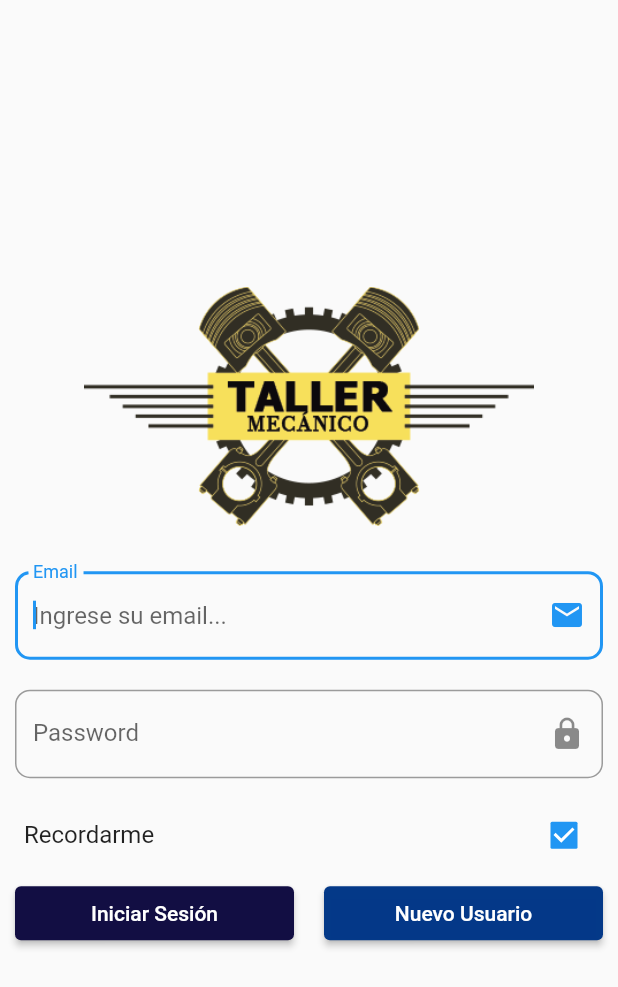
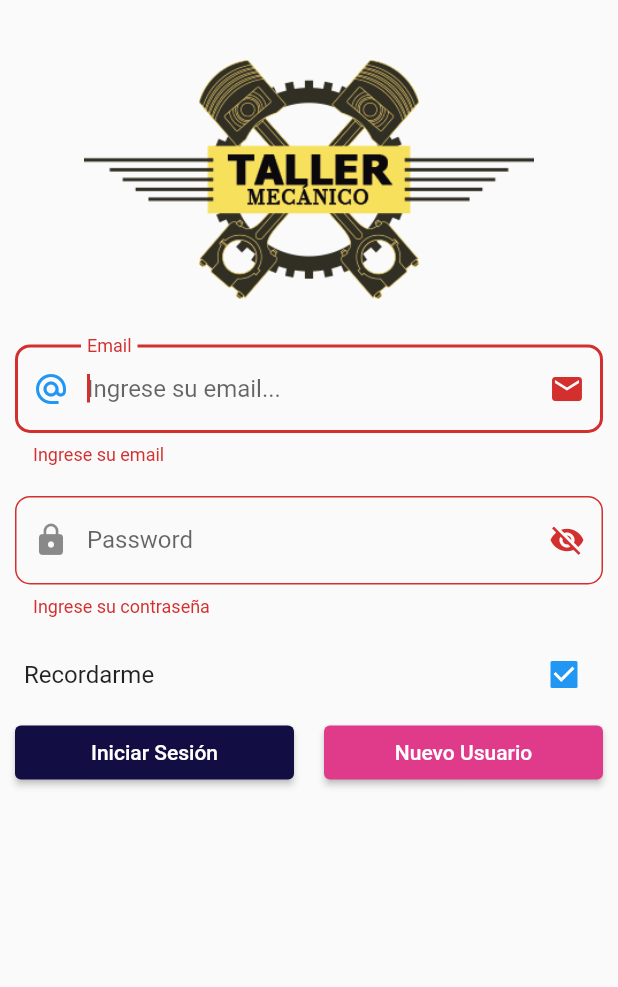
Before and after one commit to dagsis/whicles, a Flutter app: the screen it shows after launch, after a tap on "Iniciar Sesión", on a phone screen of 412 x 824 dp. Shown: the top 987 px of the screen. Run offline on Flutter 3.47's test engine with Material 2 defaults, Android fonts, the phone set to English and light mode, and no system bars; our stand-ins replace email_validator.

Commit message:
login http

```diff
--- /dev/null
+++ b/lib/helpers/constans.dart
@@ -0,0 +1,3 @@
+class Constans {
+  static String get apiUrl => 'http://identity.dagsis31.com.ar/';
+}
--- /dev/null
+++ b/lib/models/response.dart
@@ -0,0 +1,15 @@
+class Response {
+  List<Null> errors = [];
+
+  Response({required this.errors});
+
+  Response.fromJson(Map<String, dynamic> json) {
+    errors.add(json['errors']);
+  }
+
+  Map<String, dynamic> toJson() {
+    final Map<String, dynamic> data = new Map<String, dynamic>();
+    data['errors'] = this.errors;
+    return data;
+  }
+}
--- /dev/null
+++ b/lib/models/user.dart
@@ -0,0 +1,38 @@
+import 'package:vehicles_app/models/response.dart';
+
+class Token {
+  Response response = Response(errors: []);
+  String token = '';
+  String userId = '';
+  String userName = '';
+  String name = '';
+  List<String> roles = [];
+
+  Token(
+      {required this.response,
+      required this.token,
+      required this.userId,
+      required this.userName,
+      required this.name,
+      required this.roles});
+
+  Token.fromJson(Map<String, dynamic> json) {
+    //   response = json['response'];
+    token = json['token'];
+    userId = json['userId'];
+    userName = json['userName'];
+    name = json['name'];
+    roles = json['roles'].cast<String>();
+  }
+
+  Map<String, dynamic> toJson() {
+    final Map<String, dynamic> data = new Map<String, dynamic>();
+    data['response'] = this.response.toJson();
+    data['token'] = token;
+    data['userId'] = userId;
+    data['userName'] = userName;
+    data['name'] = name;
+    data['roles'] = roles;
+    return data;
+  }
+}
--- a/lib/screens/login_page.dart
+++ b/lib/screens/login_page.dart
@@ -1,4 +1,11 @@
+import 'dart:convert';
+import 'package:email_validator/email_validator.dart';
 import 'package:flutter/material.dart';
+import 'package:vehicles_app/components/loader_component.dart';
+import 'package:vehicles_app/helpers/constans.dart';
+
+import 'package:http/http.dart' as http;
+import 'package:vehicles_app/models/user.dart';
 
 class LoginPage extends StatefulWidget {
   const LoginPage({Key? key}) : super(key: key);
@@ -9,30 +16,52 @@ class LoginPage extends StatefulWidget {
 
 class _LoginPageState extends State<LoginPage> {
   String _email = '';
+  String _emailError = '';
+  bool _emailShowError = false;
+
   String _password = '';
+  String _passwordError = '';
+  bool _passwordShowError = false;
+
   bool _rememberme = true;
+  bool _viewPassword = false;
+
+  bool _showLoader = false;
 
   @override
   Widget build(BuildContext context) {
     return Scaffold(
-      body: Center(
+      //  backgroundColor: Color(0xFFFFEB3B),
+      body: Stack(
+        children: <Widget>[
+          SingleChildScrollView(
             child: Column(
               mainAxisAlignment: MainAxisAlignment.center,
               children: <Widget>[
-          _showLog(),
+                SizedBox(
+                  height: 40,
+                ),
+                _showLogo(),
                 SizedBox(
                   height: 20,
                 ),
                 _showEmail(),
                 _showPassword(),
                 _showRememberme(),
-          _showButton(),
+                //  _showForgotPassword(),
+                _showButtons(),
               ],
-      )),
+            ),
+          ),
+          _showLoader
+              ? LoaderComponent(text: 'Por favor espere...')
+              : Container(),
+        ],
+      ),
     );
   }
 
-  Widget _showLog() {
+  Widget _showLogo() {
     return Image(
       image: AssetImage('assets/vehicles_logo.png'),
       width: 300,
@@ -48,6 +77,8 @@ class _LoginPageState extends State<LoginPage> {
         decoration: InputDecoration(
             hintText: 'Ingrese su email...',
             labelText: 'Email',
+            errorText: _emailShowError ? _emailError : null,
+            prefixIcon: Icon(Icons.alternate_email),
             border: OutlineInputBorder(borderRadius: BorderRadius.circular(10)),
             suffixIcon: Icon(Icons.email)),
         onChanged: (value) {
@@ -61,12 +92,24 @@ class _LoginPageState extends State<LoginPage> {
     return Container(
       padding: EdgeInsets.all(10),
       child: TextField(
-        obscureText: true,
+        obscureText: !_viewPassword,
         decoration: InputDecoration(
           hintText: 'Ingrese su password...',
           labelText: 'Password',
+          prefixIcon: Icon(Icons.lock),
+          errorText: _passwordShowError ? _passwordError : null,
           border: OutlineInputBorder(borderRadius: BorderRadius.circular(10)),
-            suffixIcon: Icon(Icons.lock)),
+          suffixIcon: IconButton(
+            icon: _viewPassword
+                ? Icon(Icons.visibility)
+                : Icon(Icons.visibility_off),
+            onPressed: () {
+              setState(() {
+                _viewPassword = !_viewPassword;
+              });
+            },
+          ),
+        ),
         onChanged: (value) {
           _password = value;
         },
@@ -85,7 +128,7 @@ class _LoginPageState extends State<LoginPage> {
         });
   }
 
-  Widget _showButton() {
+  Widget _showButtons() {
     return Container(
       margin: EdgeInsets.only(left: 10, right: 10),
       child: Row(
@@ -93,12 +136,14 @@ class _LoginPageState extends State<LoginPage> {
         children: <Widget>[
           Expanded(
             child: ElevatedButton(
-              onPressed: () {},
+              onPressed: () {
+                _login();
+              },
               child: Text('Iniciar Sesión'),
               style: ButtonStyle(
                 backgroundColor: MaterialStateProperty.resolveWith<Color>(
                     (Set<MaterialState> states) {
-                  return Color(0xFF120e43);
+                  return Color(0xFF120E43);
                 }),
               ),
             ),
@@ -113,7 +158,7 @@ class _LoginPageState extends State<LoginPage> {
               style: ButtonStyle(
                 backgroundColor: MaterialStateProperty.resolveWith<Color>(
                     (Set<MaterialState> states) {
-                  return Color(0xFFE033888);
+                  return Color(0xFFE03B8B);
                 }),
               ),
             ),
@@ -122,4 +167,80 @@ class _LoginPageState extends State<LoginPage> {
       ),
     );
   }
+
+  Future<void> _login() async {
+    setState(() {
+      // _viewPassword = true;
+    });
+
+    if (!_validateFields()) {
+      return;
     }
+
+    setState(() {
+      _showLoader = true;
+    });
+
+    Map<String, dynamic> request = {
+      'email': _email,
+      'password': _password,
+    };
+
+    var url = Uri.parse('${Constans.apiUrl}v1/identity/authentication');
+    var response = await http.post(
+      url,
+      headers: {
+        'content-type': 'application/json',
+        'accept': 'application/json',
+      },
+      body: jsonEncode(request),
+    );
+
+    setState(() {
+      _showLoader = false;
+    });
+
+    if (response.statusCode >= 400) {
+      setState(() {
+        _passwordShowError = true;
+        _passwordError = "Email o contraseña incorrectos";
+      });
+      return;
+    }
+
+    var body = response.body;
+
+    var decodedJson = jsonDecode(body);
+    var token = Token.fromJson(decodedJson);
+  }
+
+  bool _validateFields() {
+    bool isValid = true;
+    _emailShowError = false;
+
+    if (_email.isEmpty) {
+      isValid = false;
+      _emailShowError = true;
+      _emailError = "Ingrese su email";
+    } else if (!EmailValidator.validate(_email)) {
+      isValid = false;
+      _emailShowError = true;
+      _emailError = "Ingrese un mail valido";
+    }
+
+    if (_password.isEmpty) {
+      isValid = false;
+      _passwordShowError = true;
+      _passwordError = "Ingrese su contraseña";
+    } else if (_password.length < 6) {
+      isValid = false;
+      _passwordShowError = true;
+      _passwordError = "Debe ingresar una contrasela de al menos 6 caracteres";
+    } else {
+      _passwordShowError = false;
+    }
+
+    setState(() {});
+    return isValid;
+  }
+}
--- a/pubspec.yaml
+++ b/pubspec.yaml
@@ -20,6 +20,7 @@ version: 1.0.0+1
 environment:
   sdk: ">=2.12.0 <3.0.0"
 
+
 # Dependencies specify other packages that your package needs in order to work.
 # To automatically upgrade your package dependencies to the latest versions
 # consider running `flutter pub upgrade --major-versions`. Alternatively,
@@ -27,6 +28,7 @@ environment:
 # the latest version available on pub.dev. To see which dependencies have newer
 # versions available, run `flutter pub outdated`.
 dependencies:
+
   flutter:
     sdk: flutter
 
@@ -34,10 +36,13 @@ dependencies:
   # The following adds the Cupertino Icons font to your application.
   # Use with the CupertinoIcons class for iOS style icons.
   cupertino_icons: ^1.0.2
+  email_validator: ^2.0.1
+  http: ^0.13.3
 
 dev_dependencies:
   flutter_test:
     sdk: flutter
+
 
   # The "flutter_lints" package below contains a set of recommended lints to
   # encourage good coding practices. The lint set provided by the package is
```
Also changed, not shown: lib/components/loader_component.dart (added, +35 -0 lines), pubspec.lock, 13 other files. Lines whose indentation alone changed are shown as unchanged.
